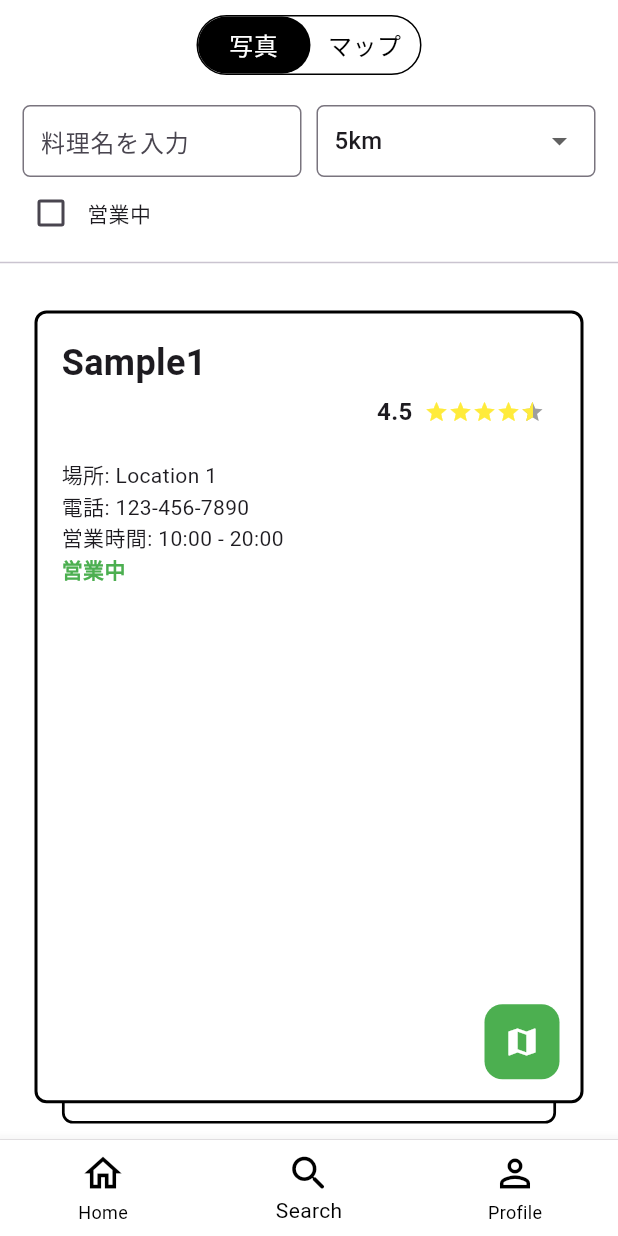
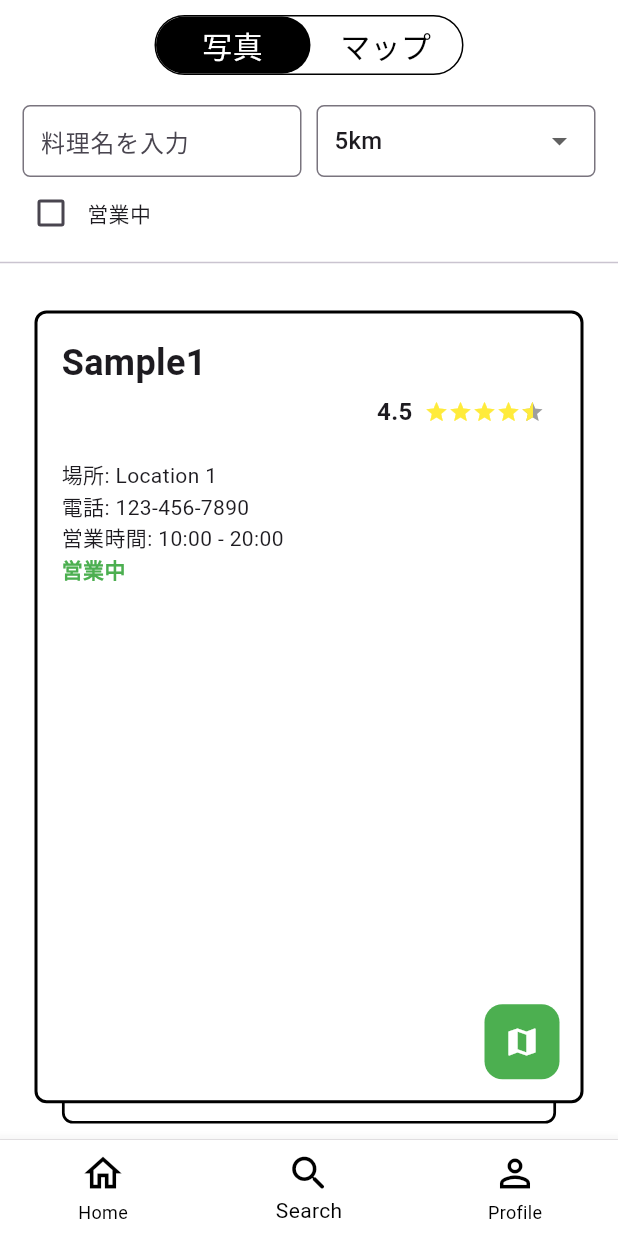
Before and after one commit to hayato-0510/gohan, a Flutter app: the screen it shows after launch, item 2 of the bottom bar chosen, on a phone screen of 412 x 824 dp. Run offline on Flutter 3.47's test engine with Material 3 defaults, Android fonts, the phone set to English and light mode, and no system bars; drawn by our look-alikes of appinio_swiper; our stand-ins replace geolocator, google_maps_flutter, permission_handler, sqflite; accounts and stored records are empty; Roboto replaces fonts that are missing (NotoSansJP).

Commit message:
フォントサイズの変更＋切り替えの当たり判定の調整

```diff
--- a/lib/components/toggle_button/toggle_button.dart
+++ b/lib/components/toggle_button/toggle_button.dart
@@ -32,8 +32,18 @@ class _ToggleButtonState extends State<ToggleButton> {
 
   @override
   Widget build(BuildContext context) {
-    return Container(
-      width: 150, // 固定幅を設定
+    double screenWidth = MediaQuery.of(context).size.width;
+
+    return GestureDetector(
+      onTapUp: (details) {
+        if (details.localPosition.dx < (screenWidth * 0.5) / 2) {
+          _toggleSelection(true);
+        } else {
+          _toggleSelection(false);
+        }
+      },
+      child: Container(
+        width: screenWidth * 0.5, // 横幅を画面の50%に設定
         height: 40, // 固定高さを設定
         decoration: BoxDecoration(
           color: Colors.white,
@@ -46,7 +56,7 @@ class _ToggleButtonState extends State<ToggleButton> {
               duration: Duration(milliseconds: 300),
               alignment: _isPhotoSelected ? Alignment.centerLeft : Alignment.centerRight,
               child: Container(
-              width: 75, // 半分の幅
+                width: (screenWidth * 0.5) / 2, // 半分の幅
                 height: 40,
                 decoration: BoxDecoration(
                   color: Colors.black,
@@ -58,31 +68,23 @@ class _ToggleButtonState extends State<ToggleButton> {
               mainAxisAlignment: MainAxisAlignment.spaceBetween,
               children: [
                 Expanded(
-                child: GestureDetector(
-                  onTap: () => _toggleSelection(true),
-                  child: Container(
-                    alignment: Alignment.center,
+                  child: Center(
                     child: Text(
                       '写真',
                       style: TextStyle(
-                        fontSize: 16, // フォントサイズを大きく
+                        fontSize: 20, // フォントサイズを大きく
                         color: _isPhotoSelected ? Colors.white : Colors.black,
                       ),
                     ),
                   ),
                 ),
-              ),
                 Expanded(
-                child: GestureDetector(
-                  onTap: () => _toggleSelection(false),
-                  child: Container(
-                    alignment: Alignment.center,
+                  child: Center(
                     child: Text(
                       'マップ',
                       style: TextStyle(
-                        fontSize: 16, // フォントサイズを大きく
+                        fontSize: 20, // フォントサイズを大きく
                         color: _isPhotoSelected ? Colors.black : Colors.white,
-                      ),
                       ),
                     ),
                   ),
@@ -91,6 +93,7 @@ class _ToggleButtonState extends State<ToggleButton> {
             ),
           ],
         ),
+      ),
     );
   }
 }
```
Lines whose indentation alone changed are shown as unchanged.
